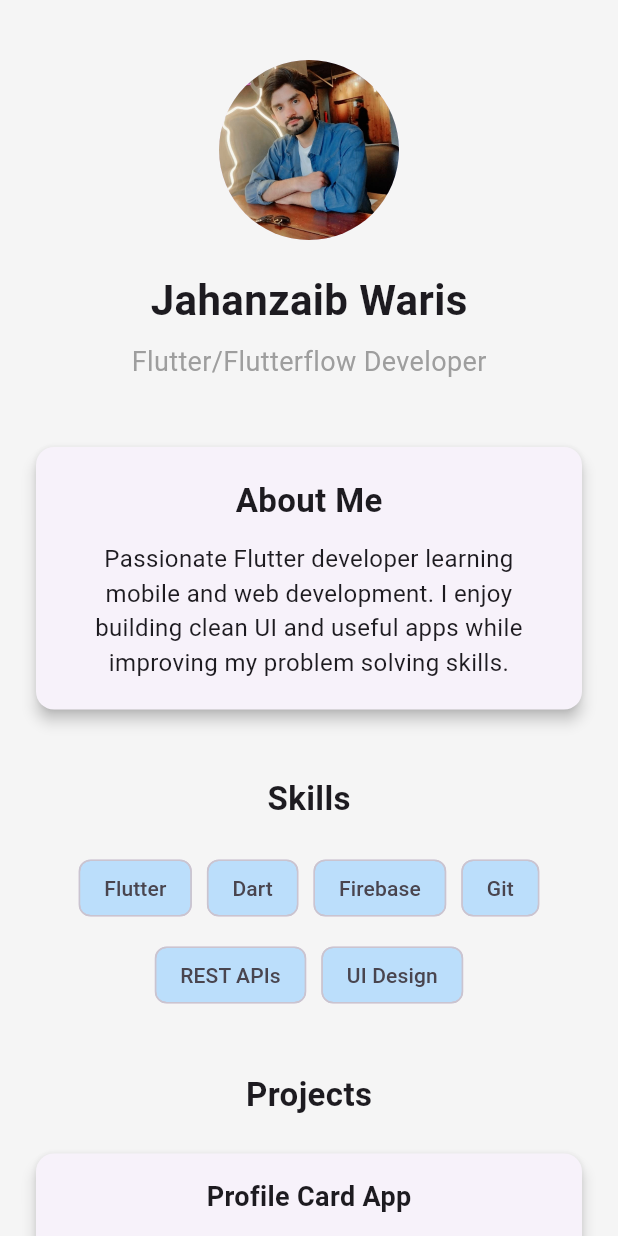
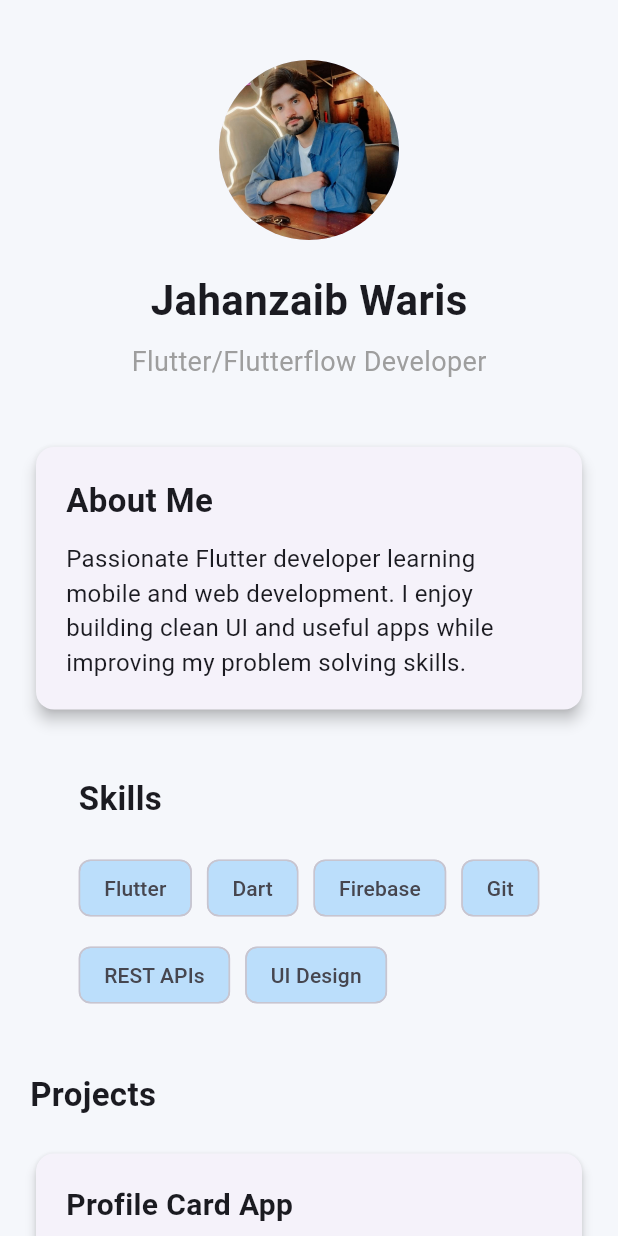
Before and after one commit to Jahanzaib-Waris/Personal-Portfolio, a Flutter app: the screen it shows after launch, on a phone screen of 412 x 824 dp. Run offline on Flutter 3.47's test engine with Material 3 defaults, Android fonts, the phone set to English and light mode, and no system bars.

Commit message:
Made improvements in terms of color and alignments

```diff
--- a/lib/main.dart
+++ b/lib/main.dart
@@ -12,6 +12,20 @@ class DevProfileApp extends StatelessWidget {
     return MaterialApp(
       debugShowCheckedModeBanner: false,
       title: 'Developer Profile',
+
+      theme: ThemeData(
+        useMaterial3: true,
+        colorSchemeSeed: Colors.indigo,
+        scaffoldBackgroundColor: const Color(0xfff5f7fb),
+
+        cardTheme: CardThemeData(
+          elevation: 3,
+          shape: RoundedRectangleBorder(
+            borderRadius: BorderRadius.circular(12),
+          ),
+        ),
+      ),
+
       home: const ProfilePage(),
     );
   }
@@ -23,34 +37,25 @@ class ProfilePage extends StatelessWidget {
   @override
   Widget build(BuildContext context) {
     return Scaffold(
-      backgroundColor: Colors.grey[100],
-
-      body: Center(
-        child: SingleChildScrollView(
+      body: SingleChildScrollView(
+        child: Center(
+          child: Container(
+            constraints: const BoxConstraints(maxWidth: 800),
             child: Column(
               children: const [
                 SizedBox(height: 40),
-
                 ProfileSection(),
-
                 SizedBox(height: 40),
-
                 AboutSection(),
-
                 SizedBox(height: 40),
-
                 SkillsSection(),
-
                 SizedBox(height: 40),
-
                 ProjectsSection(),
-
                 SizedBox(height: 40),
-
                 SocialLinksSection(),
-
                 SizedBox(height: 40),
               ],
+            ),
           ),
         ),
       ),
@@ -64,10 +69,12 @@ class ProfileSection extends StatelessWidget {
   @override
   Widget build(BuildContext context) {
     return Column(
+      crossAxisAlignment: CrossAxisAlignment.center,
+      mainAxisSize: MainAxisSize.min,
       children: [
         CircleAvatar(
           radius: 60,
-          backgroundImage: AssetImage("assets/images/profilePhoto.jpeg"),
+          backgroundImage: const AssetImage("assets/images/profilePhoto.jpeg"),
         ),
 
         SizedBox(height: 20),
@@ -100,6 +107,7 @@ class AboutSection extends StatelessWidget {
         child: Padding(
           padding: const EdgeInsets.all(20),
           child: Column(
+            crossAxisAlignment: CrossAxisAlignment.start,
             children: const [
               Text(
                 "About Me",
@@ -112,7 +120,7 @@ class AboutSection extends StatelessWidget {
                 "Passionate Flutter developer learning mobile and web development. "
                 "I enjoy building clean UI and useful apps while improving my "
                 "problem solving skills.",
-                textAlign: TextAlign.center,
+                textAlign: TextAlign.start,
                 style: TextStyle(fontSize: 16),
               ),
             ],
@@ -140,6 +148,7 @@ class SkillsSection extends StatelessWidget {
     return Padding(
       padding: const EdgeInsets.symmetric(horizontal: 20),
       child: Column(
+        crossAxisAlignment: CrossAxisAlignment.start,
         children: [
           const Text(
             "Skills",
@@ -151,7 +160,7 @@ class SkillsSection extends StatelessWidget {
           Wrap(
             spacing: 10, // space between items horizontally
             runSpacing: 10, // space between rows
-            alignment: WrapAlignment.center,
+            alignment: WrapAlignment.start,
             children: skills.map((skill) {
               return Chip(
                 backgroundColor: Colors.blue.shade100,
@@ -173,6 +182,7 @@ class ProjectsSection extends StatelessWidget {
     return Padding(
       padding: const EdgeInsets.symmetric(horizontal: 20),
       child: Column(
+        crossAxisAlignment: CrossAxisAlignment.start,
         children: [
           const Text(
             "Projects",
@@ -212,21 +222,32 @@ class ProjectCard extends StatelessWidget {
 
   @override
   Widget build(BuildContext context) {
-    return Card(
-      elevation: 4,
+    return SizedBox(
+      width: double.infinity,
+      child: Card(
+        elevation: 3,
+        shape: RoundedRectangleBorder(borderRadius: BorderRadius.circular(12)),
         child: Padding(
-        padding: const EdgeInsets.all(16),
+          padding: const EdgeInsets.all(20),
           child: Column(
+            crossAxisAlignment: CrossAxisAlignment.start,
             children: [
               Text(
                 title,
-              style: TextStyle(fontSize: 18, fontWeight: FontWeight.bold),
+                style: const TextStyle(
+                  fontSize: 20,
+                  fontWeight: FontWeight.bold,
+                ),
               ),
 
-            SizedBox(height: 8),
+              const SizedBox(height: 10),
 
-            Text(description, textAlign: TextAlign.center),
+              Text(
+                description,
+                style: const TextStyle(fontSize: 16, color: Colors.black87),
+              ),
             ],
+          ),
         ),
       ),
     );
@@ -238,7 +259,10 @@ class SocialLinksSection extends StatelessWidget {
 
   @override
   Widget build(BuildContext context) {
-    return Column(
+    return Padding(
+      padding: const EdgeInsets.symmetric(horizontal: 20),
+      child: Column(
+        crossAxisAlignment: CrossAxisAlignment.start,
         children: [
           const Text(
             "Connect With Me",
@@ -258,6 +282,7 @@ class SocialLinksSection extends StatelessWidget {
             ],
           ),
         ],
+      ),
     );
   }
 }
```
Lines whose indentation alone changed are shown as unchanged.
